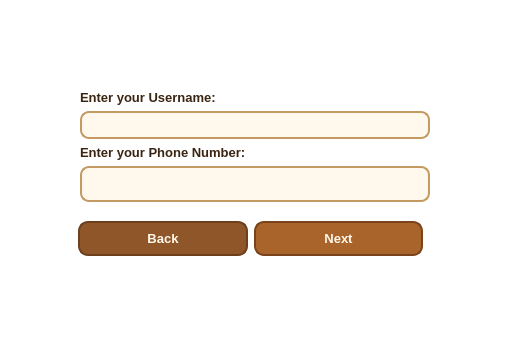
Before: the Qt Designer form UI/Auth/ForgotPassword/forgot_password.ui in PlaTwo-project/PlaTwo, drawn with Qt 5; both pictures show x 326 to 836 and y 299 to 645 of the 1153 by 645 pixel window.
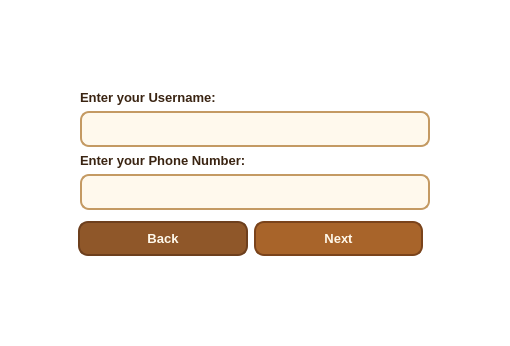
After: the same form once the commit is applied.

Patch:
```diff
--- a/UI/Auth/ForgotPassword/forgot_password.ui
+++ b/UI/Auth/ForgotPassword/forgot_password.ui
@@ -118,12 +118,12 @@
              <property name="sizePolicy">
               <sizepolicy hsizetype="Expanding" vsizetype="Fixed">
                <horstretch>0</horstretch>
-               <verstretch>20</verstretch>
+               <verstretch>50</verstretch>
               </sizepolicy>
              </property>
              <property name="minimumSize">
               <size>
-               <width>0</width>
+               <width>110</width>
                <height>28</height>
               </size>
              </property>
```
Left out of the diff: 2 changed lines with no effect on the pictures.
